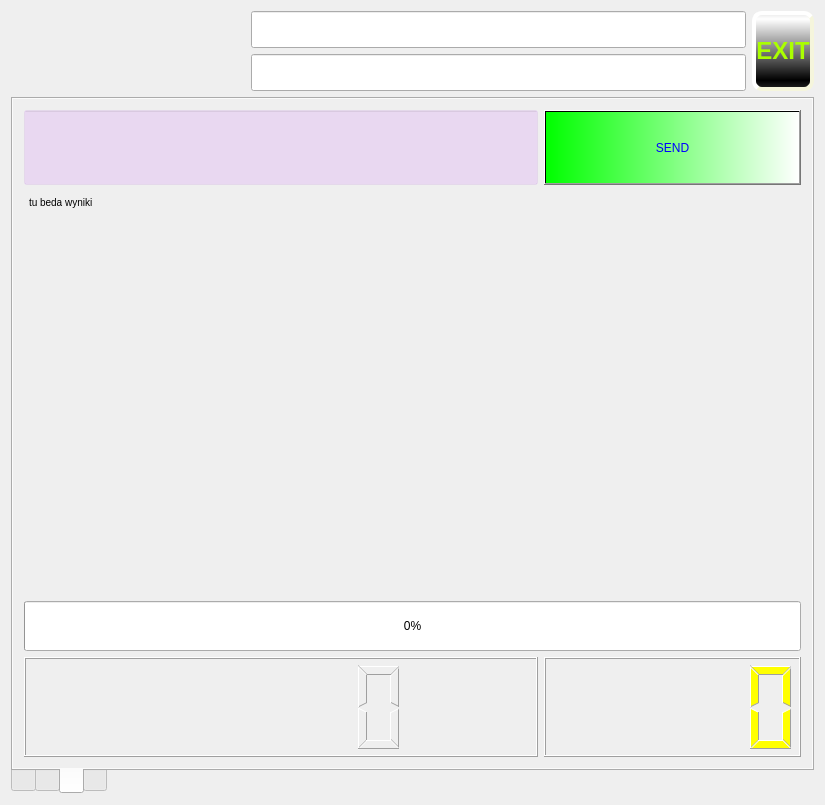
cyniu88/QT_kurs, file iDom_Client/idom_client.ui: the form before one commit.
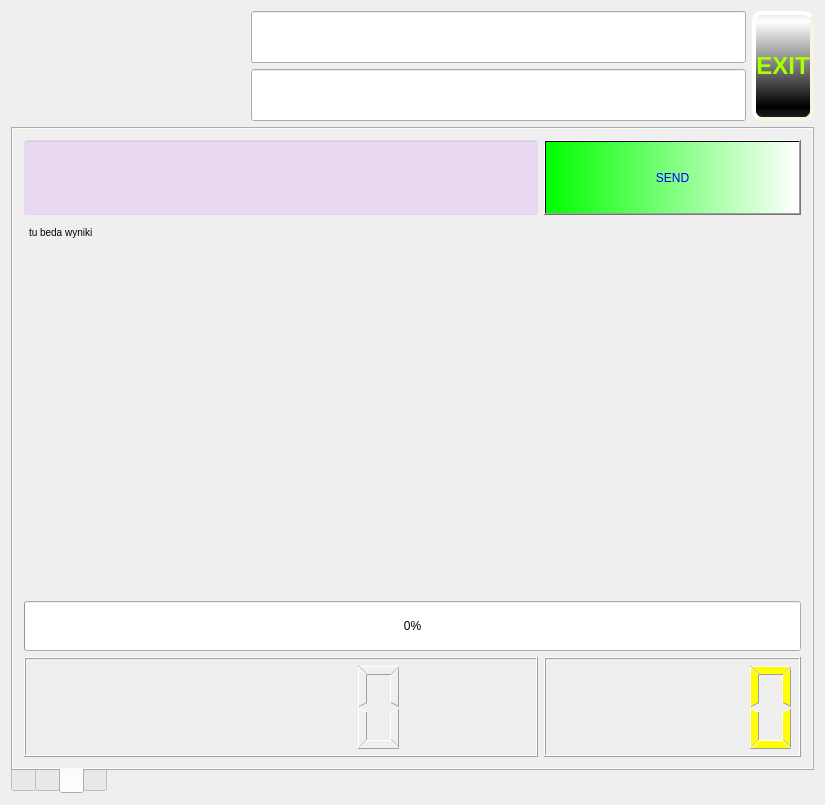
The form after the commit. The open tabs and pages were chosen to show the change. Icons and pictures are not drawn.

Diff of the .ui file:
```diff
--- a/iDom_Client/idom_client.ui
+++ b/iDom_Client/idom_client.ui
@@ -82,7 +82,7 @@
           <property name="minimumSize">
            <size>
             <width>0</width>
-            <height>80</height>
+            <height>110</height>
            </size>
           </property>
           <property name="styleSheet">
@@ -798,8 +798,8 @@
              <string>&lt;!DOCTYPE HTML PUBLIC &quot;-//W3C//DTD HTML 4.0//EN&quot; &quot;http://www.w3.org/TR/REC-html40/strict.dtd&quot;&gt;
 &lt;html&gt;&lt;head&gt;&lt;meta name=&quot;qrichtext&quot; content=&quot;1&quot; /&gt;&lt;style type=&quot;text/css&quot;&gt;
 p, li { white-space: pre-wrap; }
-&lt;/style&gt;&lt;/head&gt;&lt;body style=&quot; font-family:'MS Shell Dlg 2'; font-size:8.25pt; font-weight:400; font-style:normal;&quot;&gt;
-&lt;p style=&quot; margin-top:0px; margin-bottom:0px; margin-left:0px; margin-right:0px; -qt-block-indent:0; text-indent:0px;&quot;&gt;&lt;span style=&quot; font-size:7.8pt;&quot;&gt;tu beda wyniki&lt;/span&gt;&lt;/p&gt;&lt;/body&gt;&lt;/html&gt;</string>
+&lt;/style&gt;&lt;/head&gt;&lt;body style=&quot; font-family:'MS Shell Dlg 2'; font-size:7.8pt; font-weight:400; font-style:normal;&quot;&gt;
+&lt;p style=&quot; margin-top:0px; margin-bottom:0px; margin-left:0px; margin-right:0px; -qt-block-indent:0; text-indent:0px;&quot;&gt;tu beda wyniki&lt;/p&gt;&lt;/body&gt;&lt;/html&gt;</string>
             </property>
            </widget>
           </item>
```
Left out of the diff: 6 changed lines with no effect on the pictures.
